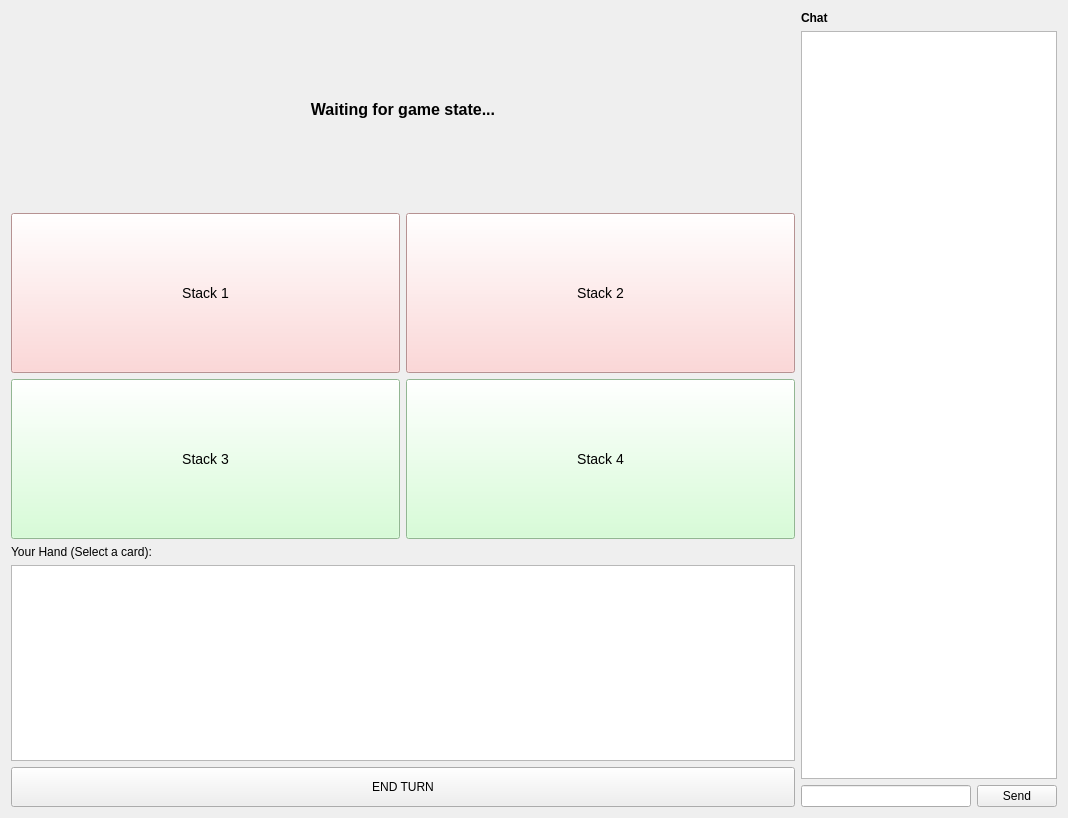
The window that TheGame/TheGame_Client/GameBoardWidget.ui (DavidMacovei/TheGame) describes before a commit, drawn with Qt 5.
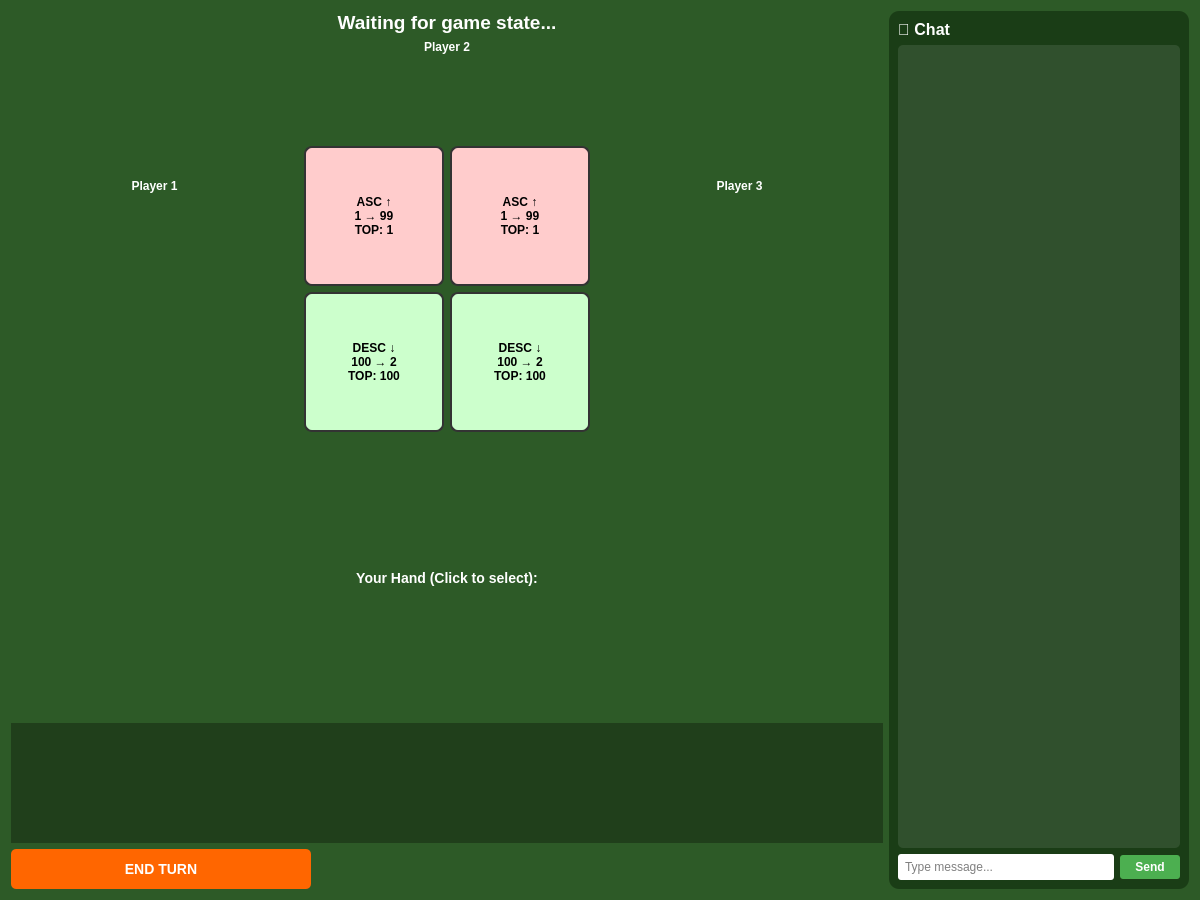
The same window after the commit.

Diff of the .ui file:
```diff
--- a/TheGame/TheGame_Client/GameBoardWidget.ui
+++ b/TheGame/TheGame_Client/GameBoardWidget.ui
@@ -6,24 +6,30 @@
    <rect>
     <x>0</x>
     <y>0</y>
-    <width>1068</width>
-    <height>818</height>
+    <width>1200</width>
+    <height>900</height>
    </rect>
   </property>
   <property name="windowTitle">
    <string>The Game - Playing</string>
   </property>
-  <layout class="QHBoxLayout" name="horizontalLayout">
+  <property name="styleSheet">
+   <string>background-color: #2d5a27;</string>
+  </property>
+  <layout class="QHBoxLayout" name="mainLayout">
    <item>
-    <layout class="QVBoxLayout" name="leftLayout">
+    <layout class="QVBoxLayout" name="gameAreaLayout">
      <item>
       <widget class="QLabel" name="lblStatus">
        <property name="font">
         <font>
-         <pointsize>12</pointsize>
+         <pointsize>14</pointsize>
          <bold>true</bold>
         </font>
        </property>
+       <property name="styleSheet">
+        <string>color: white; background-color: transparent;</string>
+       </property>
        <property name="text">
         <string>Waiting for game state...</string>
        </property>
@@ -32,43 +38,123 @@
        </property>
       </widget>
      </item>
+     <!-- Opponent 2 (Top) -->
+     <item>
+      <layout class="QVBoxLayout" name="topPlayerLayout">
+       <item>
+        <widget class="QLabel" name="lblPlayer2Name">
+         <property name="styleSheet">
+          <string>color: white; font-weight: bold; background-color: transparent;</string>
+         </property>
+         <property name="text">
+          <string>Player 2</string>
+         </property>
+         <property name="alignment">
+          <set>Qt::AlignmentFlag::AlignCenter</set>
+         </property>
+        </widget>
+       </item>
+       <item>
+        <widget class="QWidget" name="player2Hand" native="true">
+         <property name="minimumSize">
+          <size>
+           <width>0</width>
+           <height>80</height>
+          </size>
+         </property>
+         <property name="maximumSize">
+          <size>
+           <width>16777215</width>
+           <height>80</height>
+          </size>
+         </property>
+         <property name="styleSheet">
+          <string>background-color: transparent;</string>
+         </property>
+         <layout class="QHBoxLayout" name="player2HandLayout">
+          <property name="spacing">
+           <number>-20</number>
+          </property>
+         </layout>
+        </widget>
+       </item>
+      </layout>
+     </item>
+     <!-- Middle Row: Left Player, Stacks, Right Player -->
+     <item>
+      <layout class="QHBoxLayout" name="middleLayout">
+       <!-- Opponent 1 (Left) -->
+       <item>
+        <layout class="QVBoxLayout" name="leftPlayerLayout">
+         <item>
+          <widget class="QLabel" name="lblPlayer1Name">
+           <property name="styleSheet">
+            <string>color: white; font-weight: bold; background-color: transparent;</string>
+           </property>
+           <property name="text">
+            <string>Player 1</string>
+           </property>
+           <property name="alignment">
+            <set>Qt::AlignmentFlag::AlignCenter</set>
+           </property>
+          </widget>
+         </item>
+         <item>
+          <widget class="QWidget" name="player1Hand" native="true">
+           <property name="minimumSize">
+            <size>
+             <width>100</width>
+             <height>200</height>
+            </size>
+           </property>
+           <property name="styleSheet">
+            <string>background-color: transparent;</string>
+           </property>
+           <layout class="QVBoxLayout" name="player1HandLayout">
+            <property name="spacing">
+             <number>-40</number>
+            </property>
+           </layout>
+          </widget>
+         </item>
+        </layout>
+       </item>
+       <!-- Center Stacks -->
      <item>
       <layout class="QGridLayout" name="stacksLayout">
        <item row="0" column="0">
         <widget class="QPushButton" name="btnStack1">
          <property name="minimumSize">
           <size>
-           <width>120</width>
-           <height>160</height>
+             <width>100</width>
+             <height>140</height>
           </size>
          </property>
          <property name="styleSheet">
-          <string>background-color: #ffcccc; font-size: 14px;</string>
+            <string>background-color: #ffcccc; font-size: 12px; font-weight: bold; border: 2px solid #333; border-radius: 8px;</string>
          </property>
          <property name="text">
-          <string>Stack 1</string>
+            <string>ASC ↑
+1 → 99
+TOP: 1</string>
          </property>
         </widget>
        </item>
        <item row="0" column="1">
         <widget class="QPushButton" name="btnStack2">
-         <property name="sizePolicy">
-          <sizepolicy hsizetype="Minimum" vsizetype="Fixed">
-           <horstretch>0</horstretch>
-           <verstretch>0</verstretch>
-          </sizepolicy>
-         </property>
          <property name="minimumSize">
           <size>
-           <width>120</width>
-           <height>160</height>
+             <width>100</width>
+             <height>140</height>
           </size>
          </property>
          <property name="styleSheet">
-          <string>background-color: #ffcccc; font-size: 14px;</string>
+            <string>background-color: #ffcccc; font-size: 12px; font-weight: bold; border: 2px solid #333; border-radius: 8px;</string>
          </property>
          <property name="text">
-          <string>Stack 2</string>
+            <string>ASC ↑
+1 → 99
+TOP: 1</string>
          </property>
         </widget>
        </item>
@@ -76,15 +162,17 @@
         <widget class="QPushButton" name="btnStack3">
          <property name="minimumSize">
           <size>
-           <width>120</width>
-           <height>160</height>
+             <width>100</width>
+             <height>140</height>
           </size>
          </property>
          <property name="styleSheet">
-          <string>background-color: #ccffcc; font-size: 14px;</string>
+            <string>background-color: #ccffcc; font-size: 12px; font-weight: bold; border: 2px solid #333; border-radius: 8px;</string>
          </property>
          <property name="text">
-          <string>Stack 3</string>
+            <string>DESC ↓
+100 → 2
+TOP: 100</string>
          </property>
         </widget>
        </item>
@@ -92,40 +180,94 @@
         <widget class="QPushButton" name="btnStack4">
          <property name="minimumSize">
           <size>
-           <width>120</width>
-           <height>160</height>
+             <width>100</width>
+             <height>140</height>
           </size>
          </property>
          <property name="styleSheet">
-          <string>background-color: #ccffcc; font-size: 14px;</string>
+            <string>background-color: #ccffcc; font-size: 12px; font-weight: bold; border: 2px solid #333; border-radius: 8px;</string>
          </property>
          <property name="text">
-          <string>Stack 4</string>
+            <string>DESC ↓
+100 → 2
+TOP: 100</string>
          </property>
         </widget>
        </item>
       </layout>
      </item>
+       <!-- Opponent 3 (Right) -->
      <item>
-      <widget class="QLabel" name="label_2">
-       <property name="sizePolicy">
-        <sizepolicy hsizetype="Fixed" vsizetype="Fixed">
-         <horstretch>0</horstretch>
-         <verstretch>0</verstretch>
-        </sizepolicy>
+        <layout class="QVBoxLayout" name="rightPlayerLayout">
+         <item>
+          <widget class="QLabel" name="lblPlayer3Name">
+           <property name="styleSheet">
+            <string>color: white; font-weight: bold; background-color: transparent;</string>
        </property>
        <property name="text">
-        <string>Your Hand (Select a card):</string>
+            <string>Player 3</string>
+           </property>
+           <property name="alignment">
+            <set>Qt::AlignmentFlag::AlignCenter</set>
+           </property>
+          </widget>
+         </item>
+         <item>
+          <widget class="QWidget" name="player3Hand" native="true">
+           <property name="minimumSize">
+            <size>
+             <width>100</width>
+             <height>200</height>
+            </size>
+           </property>
+           <property name="styleSheet">
+            <string>background-color: transparent;</string>
+           </property>
+           <layout class="QVBoxLayout" name="player3HandLayout">
+            <property name="spacing">
+             <number>-40</number>
+            </property>
+           </layout>
+          </widget>
+         </item>
+        </layout>
+       </item>
+      </layout>
+     </item>
+     <!-- Main Player (Bottom) -->
+     <item>
+      <layout class="QVBoxLayout" name="bottomPlayerLayout">
+       <item>
+        <widget class="QLabel" name="lblYourHand">
+         <property name="styleSheet">
+          <string>color: white; font-weight: bold; font-size: 14px; background-color: transparent;</string>
+         </property>
+         <property name="text">
+          <string>Your Hand (Click to select):</string>
+         </property>
+         <property name="alignment">
+          <set>Qt::AlignmentFlag::AlignCenter</set>
        </property>
       </widget>
      </item>
      <item>
       <widget class="QListWidget" name="listHand">
-       <property name="sizePolicy">
-        <sizepolicy hsizetype="Expanding" vsizetype="Minimum">
-         <horstretch>0</horstretch>
-         <verstretch>0</verstretch>
-        </sizepolicy>
+         <property name="minimumSize">
+          <size>
+           <width>0</width>
+           <height>100</height>
+          </size>
+         </property>
+         <property name="maximumSize">
+          <size>
+           <width>16777215</width>
+           <height>120</height>
+          </size>
+         </property>
+         <property name="styleSheet">
+          <string>QListWidget { background-color: rgba(0,0,0,0.3); border: none; }
+QListWidget::item { background-color: white; border: 2px solid #333; border-radius: 5px; padding: 10px; margin: 2px; min-width: 50px; min-height: 60px; font-size: 16px; font-weight: bold; }
+QListWidget::item:selected { background-color: #ffd700; border: 3px solid #ff6600; }</string>
        </property>
        <property name="flow">
         <enum>QListView::Flow::LeftToRight</enum>
@@ -133,16 +275,28 @@
        <property name="spacing">
         <number>5</number>
        </property>
+         <property name="viewMode">
+          <enum>QListView::ViewMode::IconMode</enum>
+         </property>
       </widget>
      </item>
      <item>
       <widget class="QPushButton" name="btnEndTurn">
        <property name="minimumSize">
         <size>
-         <width>0</width>
+           <width>200</width>
          <height>40</height>
         </size>
        </property>
+         <property name="maximumSize">
+          <size>
+           <width>300</width>
+           <height>16777215</height>
+          </size>
+         </property>
+         <property name="styleSheet">
+          <string>background-color: #ff6600; color: white; font-weight: bold; font-size: 14px; border-radius: 5px;</string>
+         </property>
        <property name="text">
         <string>END TURN</string>
        </property>
@@ -150,27 +304,48 @@
      </item>
     </layout>
    </item>
+    </layout>
+   </item>
+   <!-- Chat Panel (Right Side) -->
    <item>
-    <layout class="QVBoxLayout" name="rightLayout">
+    <widget class="QWidget" name="chatPanel" native="true">
+     <property name="minimumSize">
+      <size>
+       <width>250</width>
+       <height>0</height>
+      </size>
+     </property>
+     <property name="maximumSize">
+      <size>
+       <width>300</width>
+       <height>16777215</height>
+      </size>
+     </property>
+     <property name="styleSheet">
+      <string>background-color: #1a3d16; border-radius: 10px;</string>
+     </property>
+     <layout class="QVBoxLayout" name="chatLayout">
      <item>
       <widget class="QLabel" name="label_3">
        <property name="font">
         <font>
+          <pointsize>12</pointsize>
          <bold>true</bold>
         </font>
        </property>
+        <property name="styleSheet">
+         <string>color: white; background-color: transparent;</string>
+        </property>
        <property name="text">
-        <string>Chat</string>
+         <string>💬 Chat</string>
        </property>
       </widget>
      </item>
      <item>
       <widget class="QListWidget" name="listChat">
-       <property name="sizePolicy">
-        <sizepolicy hsizetype="Fixed" vsizetype="Expanding">
-         <horstretch>0</horstretch>
-         <verstretch>0</verstretch>
-        </sizepolicy>
+        <property name="styleSheet">
+         <string>QListWidget { background-color: rgba(255,255,255,0.1); color: white; border: none; border-radius: 5px; }
+QListWidget::item { padding: 5px; }</string>
        </property>
       </widget>
      </item>
@@ -178,21 +353,24 @@
       <layout class="QHBoxLayout" name="chatInputLayout">
        <item>
         <widget class="QLineEdit" name="lineChatMsg">
-         <property name="sizePolicy">
-          <sizepolicy hsizetype="Minimum" vsizetype="Fixed">
-           <horstretch>0</horstretch>
-           <verstretch>0</verstretch>
-          </sizepolicy>
+          <property name="styleSheet">
+           <string>background-color: white; border-radius: 3px; padding: 5px;</string>
+          </property>
+          <property name="placeholderText">
+           <string>Type message...</string>
          </property>
         </widget>
        </item>
        <item>
         <widget class="QPushButton" name="btnSendChat">
-         <property name="sizePolicy">
-          <sizepolicy hsizetype="Fixed" vsizetype="Fixed">
-           <horstretch>0</horstretch>
-           <verstretch>0</verstretch>
-          </sizepolicy>
+          <property name="minimumSize">
+           <size>
+            <width>60</width>
+            <height>0</height>
+           </size>
+          </property>
+          <property name="styleSheet">
+           <string>background-color: #4CAF50; color: white; font-weight: bold; border-radius: 3px; padding: 5px;</string>
          </property>
          <property name="text">
           <string>Send</string>
@@ -202,6 +380,7 @@
       </layout>
      </item>
     </layout>
+    </widget>
    </item>
   </layout>
  </widget>
```
Lines whose indentation alone changed are shown as unchanged.
